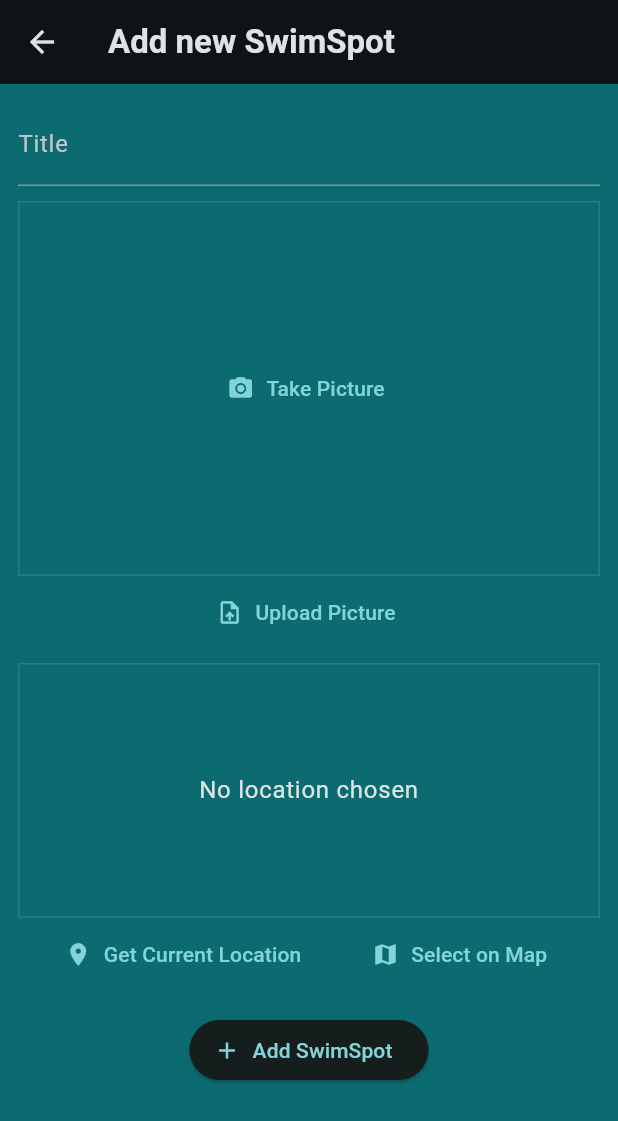
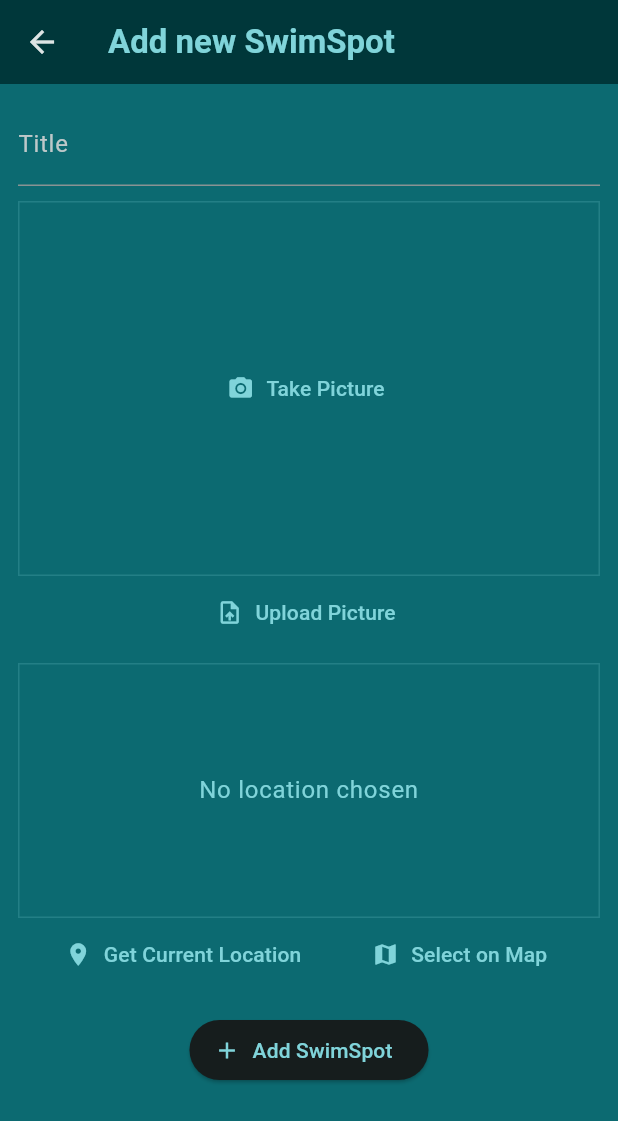
Before and after one commit to jmcied/SeaSplash, a Flutter app: the screen it shows once a user with an empty profile is signed in, after a tap on the "add" icon, on a phone screen of 412 x 824 dp. Shown: the top 1121 px of the screen. Run offline on Flutter 3.47's test engine with Material 3 defaults, Android fonts, the phone set to English and light mode, and no system bars; our stand-ins replace cloud_firestore, firebase_auth, firebase_core, firebase_storage, flutter_riverpod, google_fonts and 4 more; missing offline and left inert: flutter_config; accounts and stored records are empty; network calls fail.

Commit message:
adjust color theme on appBar

```diff
--- a/lib/main.dart
+++ b/lib/main.dart
@@ -13,7 +13,7 @@ import 'package:sea_splash/screens/splash.dart';
 
 final colorScheme = ColorScheme.fromSeed(
   brightness: Brightness.dark,
-  seedColor: const Color.fromARGB(255, 18, 190, 199),
+  seedColor: Color.fromARGB(255, 29, 204, 214),
   background: const Color.fromARGB(255, 12, 106, 113),
 );
 
--- a/lib/screens/add_place.dart
+++ b/lib/screens/add_place.dart
@@ -3,13 +3,13 @@ import 'package:uuid/uuid.dart';
 
 import 'package:cloud_firestore/cloud_firestore.dart';
 import 'package:firebase_auth/firebase_auth.dart';
-import 'package:firebase_core/firebase_core.dart';
+//import 'package:firebase_core/firebase_core.dart';
 import 'package:firebase_storage/firebase_storage.dart';
 import 'package:flutter/material.dart';
 import 'package:flutter_riverpod/flutter_riverpod.dart';
 
 import 'package:sea_splash/models/place.dart';
-import 'package:sea_splash/providers/user_places.dart';
+//import 'package:sea_splash/providers/user_places.dart';
 import 'package:sea_splash/widgets/image_input.dart';
 import 'package:sea_splash/widgets/location_input.dart';
 
@@ -78,7 +78,9 @@ class _AddPlaceScreenState extends ConsumerState<AddPlaceScreen> {
   Widget build(BuildContext context) {
     return Scaffold(
       appBar: AppBar(
-        title: const Text('Add new SwimSpot'),
+        backgroundColor: Theme.of(context).colorScheme.onPrimary,
+        title: Text('Add new SwimSpot',
+            style: TextStyle(color: Theme.of(context).colorScheme.primary)),
       ),
       body: SingleChildScrollView(
         padding: const EdgeInsets.all(12),
--- a/lib/screens/auth.dart
+++ b/lib/screens/auth.dart
@@ -1,12 +1,12 @@
 import 'dart:io';
-import 'package:flutter_config/flutter_config.dart';
+//import 'package:flutter_config/flutter_config.dart';
 import 'package:intl/intl.dart';
 
 import 'package:cloud_firestore/cloud_firestore.dart';
 import 'package:firebase_storage/firebase_storage.dart';
 import 'package:flutter/material.dart';
 import 'package:firebase_auth/firebase_auth.dart';
-import 'package:sea_splash/main.dart';
+//import 'package:sea_splash/main.dart';
 import 'package:sea_splash/widgets/user_image_picker.dart';
 import 'package:sea_splash/models/user.dart';
 
--- a/lib/screens/map_overview.dart
+++ b/lib/screens/map_overview.dart
@@ -21,7 +21,9 @@ class _MapOverviewScreenState extends State<MapOverviewScreen> {
   Widget build(BuildContext context) {
     return Scaffold(
       appBar: AppBar(
-        title: const Text('Map of Swim Spots'),
+        backgroundColor: Theme.of(context).colorScheme.onPrimary,
+        title: Text('Map of Swim Spots',
+            style: TextStyle(color: Theme.of(context).colorScheme.primary)),
       ),
       body: GoogleMap(
         initialCameraPosition: const CameraPosition(
@@ -34,6 +36,7 @@ class _MapOverviewScreenState extends State<MapOverviewScreen> {
                 position:
                     LatLng(place.location.latitude, place.location.longitude),
                 infoWindow: InfoWindow(title: place.title),
+
               )),
         ),
       ),
--- a/lib/screens/place_detail.dart
+++ b/lib/screens/place_detail.dart
@@ -20,7 +20,11 @@ class PlaceDetailScreen extends StatelessWidget {
   Widget build(BuildContext context) {
     return Scaffold(
       appBar: AppBar(
-        title: Text(place.title),
+        backgroundColor: Theme.of(context).colorScheme.onPrimary,
+        title: Text(
+          place.title,
+          style: TextStyle(color: Theme.of(context).colorScheme.primary),
+        ),
       ),
       body: Stack(
         children: [
--- a/lib/screens/places.dart
+++ b/lib/screens/places.dart
@@ -31,11 +31,18 @@ class _PlacesScreenState extends ConsumerState<PlacesScreen> {
 
     return Scaffold(
       appBar: AppBar(
-        title: const Text('Swim Spots'),
+        backgroundColor: Theme.of(context).colorScheme.onPrimary,
+        title: Text(
+          'Swim Spots',
+          style: TextStyle(color: Theme.of(context).colorScheme.primary),
+        ),
         actions: [
           //if(_isAdmin)
           IconButton(
-            icon: const Icon(Icons.map),
+            icon: Icon(
+              Icons.map,
+              color: Theme.of(context).colorScheme.primary,
+            ),
             onPressed: () {
               Navigator.of(context).push(
                 MaterialPageRoute(
@@ -45,7 +52,10 @@ class _PlacesScreenState extends ConsumerState<PlacesScreen> {
             },
           ),
           IconButton(
-            icon: const Icon(Icons.add),
+            icon: Icon(
+              Icons.add,
+              color: Theme.of(context).colorScheme.primary,
+            ),
             onPressed: () {
               Navigator.of(context).push(
                 MaterialPageRoute(
--- a/lib/widgets/location_input.dart
+++ b/lib/widgets/location_input.dart
@@ -110,7 +110,7 @@ class _LocationInputState extends State<LocationInput> {
       'No location chosen',
       textAlign: TextAlign.center,
       style: Theme.of(context).textTheme.bodyLarge!.copyWith(
-            color: Theme.of(context).colorScheme.onBackground,
+            color: Theme.of(context).colorScheme.primary,
           ),
     );
 
```
Also changed, not shown: lib/screens/map.dart (+7 -4 lines).
